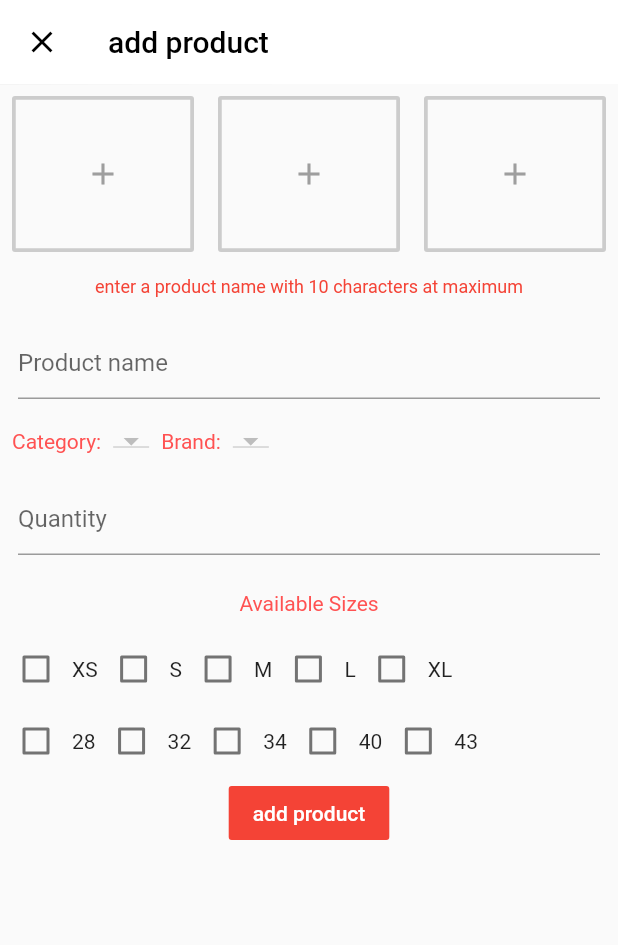
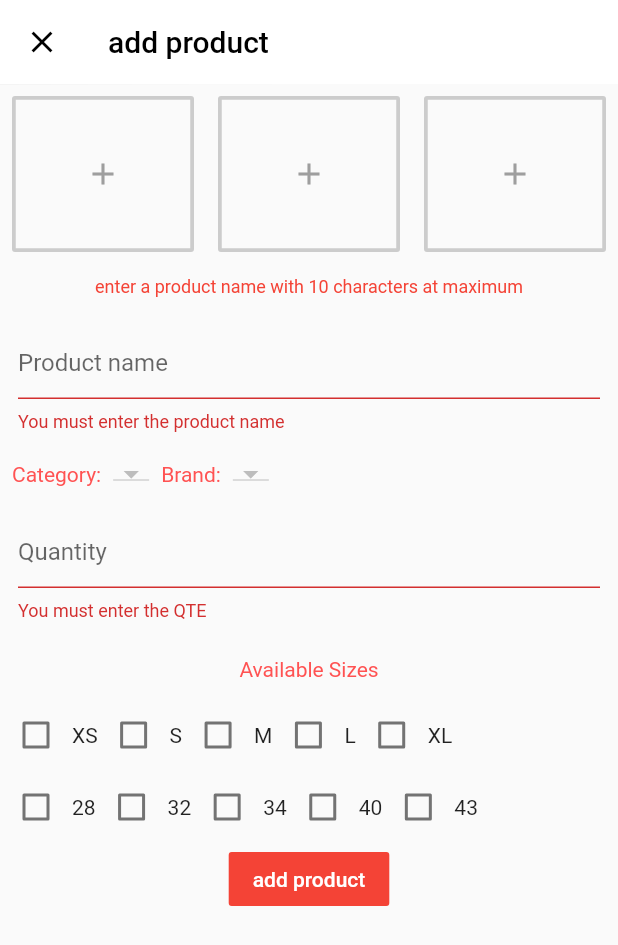
Before and after one commit to brakenseddik/shoppy_admin, a Flutter app: the AddProduct screen opened directly, after a tap on "add product", on a phone screen of 412 x 824 dp. Shown: the top 945 px of the screen. Run offline on Flutter 3.47's test engine with Material 2 defaults, Android fonts, the phone set to English and light mode, and no system bars; our stand-ins replace cloud_firestore, firebase_storage, flutter_typeahead, fluttertoast, image_picker; accounts and stored records are empty.

Commit message:
add product model & storage service add images urls

```diff
--- /dev/null
+++ b/lib/db/product.dart
@@ -0,0 +1,16 @@
+import 'package:cloud_firestore/cloud_firestore.dart';
+import 'package:uuid/uuid.dart';
+import 'dart:convert';
+
+class ProductService {
+  Firestore _firestore = Firestore.instance;
+  String ref = 'products';
+
+  // ignore: non_constant_identifier_names
+  void UploadProduct(Map details) {
+    var id = Uuid();
+    String productId = id.v1();
+
+    _firestore.collection(ref).document(productId).setData(details);
+  }
+}
--- a/lib/screens/add_product.dart
+++ b/lib/screens/add_product.dart
@@ -2,10 +2,12 @@ import 'dart:io';
 
 import 'package:flutter/material.dart';
 import 'package:cloud_firestore/cloud_firestore.dart';
+import 'package:firebase_storage/firebase_storage.dart';
 import '../db/category.dart';
 import '../db/brand.dart';
 import 'package:flutter_typeahead/flutter_typeahead.dart';
 import 'package:image_picker/image_picker.dart';
+import 'package:fluttertoast/fluttertoast.dart';
 
 class AddProduct extends StatefulWidget {
   @override
@@ -17,6 +19,7 @@ class _AddProductState extends State<AddProduct> {
   BrandService _brandService = BrandService();
   GlobalKey<FormState> _formKey = GlobalKey<FormState>();
   TextEditingController productNameController = TextEditingController();
+  TextEditingController quantityController = TextEditingController();
   List<DocumentSnapshot> brands = <DocumentSnapshot>[];
   List<DocumentSnapshot> categories = <DocumentSnapshot>[];
   List<DropdownMenuItem<String>> categoriesDropDown =
@@ -198,7 +201,7 @@ class _AddProductState extends State<AddProduct> {
               Padding(
                 padding: const EdgeInsets.all(12.0),
                 child: TextFormField(
-                  controller: productNameController,
+                  controller: quantityController,
                   decoration: InputDecoration(hintText: 'Quantity'),
                   keyboardType: TextInputType.numberWithOptions(),
                   validator: (value) {
@@ -316,7 +319,9 @@ class _AddProductState extends State<AddProduct> {
                 color: red,
                 textColor: white,
                 child: Text('add product'),
-                onPressed: () {},
+                onPressed: () {
+                  validateAndUpload();
+                },
               )
             ],
           ),
@@ -399,9 +404,11 @@ class _AddProductState extends State<AddProduct> {
         ),
       );
     } else {
-      return Padding(
-          padding: const EdgeInsets.fromLTRB(14, 40, 14, 40),
-          child: Image.file(_fileImage1));
+      return Image.file(
+        _fileImage1,
+        fit: BoxFit.fitWidth,
+        width: double.infinity,
+      );
     }
   }
 
@@ -415,9 +422,11 @@ class _AddProductState extends State<AddProduct> {
         ),
       );
     } else {
-      return Padding(
-          padding: const EdgeInsets.fromLTRB(14, 40, 14, 40),
-          child: Image.file(_fileImage2));
+      return Image.file(
+        _fileImage2,
+        fit: BoxFit.fitWidth,
+        width: double.infinity,
+      );
     }
   }
 
@@ -431,9 +440,49 @@ class _AddProductState extends State<AddProduct> {
         ),
       );
     } else {
-      return Padding(
-          padding: const EdgeInsets.fromLTRB(14, 40, 14, 40),
-          child: Image.file(_fileImage3));
+      return Image.file(
+        _fileImage3,
+        fit: BoxFit.fitWidth,
+        width: double.infinity,
+      );
+    }
+  }
+
+  void validateAndUpload() async {
+    if (_formKey.currentState.validate()) {
+      if (_fileImage1 != null && _fileImage2 != null && _fileImage3 != null) {
+        if (availableSizes.isEmpty) {
+          String imgUrl1;
+          String imgUrl2;
+          String imgUrl3;
+          final FirebaseStorage storage = FirebaseStorage.instance;
+          final String picture1 =
+              '1${DateTime.now().millisecondsSinceEpoch.toString()}.jpg';
+          StorageUploadTask task1 =
+              storage.ref().child(picture1).putFile(_fileImage1);
+          final String picture2 =
+              '2${DateTime.now().millisecondsSinceEpoch.toString()}.jpg';
+          StorageUploadTask task2 =
+              storage.ref().child(picture2).putFile(_fileImage2);
+          final String picture3 =
+              '3${DateTime.now().millisecondsSinceEpoch.toString()}.jpg';
+          StorageUploadTask task3 =
+              storage.ref().child(picture3).putFile(_fileImage3);
+          StorageTaskSnapshot snapshot1 =
+              await task1.onComplete.then((snapshot) => snapshot);
+          StorageTaskSnapshot snapshot2 =
+              await task2.onComplete.then((snapshot) => snapshot);
+          task3.onComplete.then((snapshot3) async {
+            imgUrl1 = await snapshot1.ref.getDownloadURL();
+            imgUrl2 = await snapshot2.ref.getDownloadURL();
+            imgUrl3 = await snapshot3.ref.getDownloadURL();
+          });
+        } else {
+          Fluttertoast.showToast(msg: 'select one size at least');
+        }
+      } else {
+        Fluttertoast.showToast(msg: 'all images should be provided');
+      }
     }
   }
 }
```
